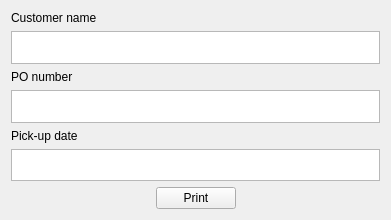
Old version of the form SO_Tag/mainwindow.ui in the repository diaz3618/cppworkspace.
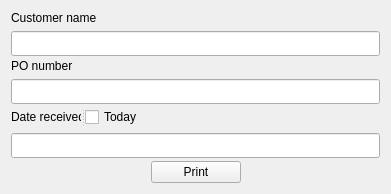
New version of the form.

What changed in the file:
```diff
--- a/SO_Tag/mainwindow.ui
+++ b/SO_Tag/mainwindow.ui
@@ -7,7 +7,7 @@
     <x>0</x>
     <y>0</y>
     <width>391</width>
-    <height>220</height>
+    <height>194</height>
    </rect>
   </property>
   <property name="sizePolicy">
@@ -19,7 +19,7 @@
   <property name="minimumSize">
    <size>
     <width>391</width>
-    <height>220</height>
+    <height>180</height>
    </size>
   </property>
   <property name="maximumSize">
@@ -32,7 +32,7 @@
    <string>SO Tag</string>
   </property>
   <widget class="QWidget" name="centralWidget">
-   <layout class="QHBoxLayout" name="horizontalLayout_2">
+   <layout class="QVBoxLayout" name="verticalLayout">
     <item>
      <layout class="QVBoxLayout" name="verticalLayout_2">
       <item>
@@ -43,18 +43,23 @@
        </widget>
       </item>
       <item>
-       <widget class="QPlainTextEdit" name="customer_input">
-        <property name="inputMethodHints">
-         <set>Qt::ImhNone</set>
+       <widget class="QLineEdit" name="name_input">
+        <property name="minimumSize">
+         <size>
+          <width>0</width>
+          <height>25</height>
+         </size>
         </property>
-        <property name="verticalScrollBarPolicy">
-         <enum>Qt::ScrollBarAlwaysOff</enum>
+        <property name="font">
+         <font>
+          <pointsize>10</pointsize>
+         </font>
         </property>
-        <property name="horizontalScrollBarPolicy">
-         <enum>Qt::ScrollBarAlwaysOff</enum>
+        <property name="maxLength">
+         <number>20</number>
         </property>
-        <property name="tabChangesFocus">
-         <bool>true</bool>
+        <property name="clearButtonEnabled">
+         <bool>false</bool>
         </property>
        </widget>
       </item>
@@ -66,41 +71,64 @@
        </widget>
       </item>
       <item>
-       <widget class="QPlainTextEdit" name="po_input">
-        <property name="inputMethodHints">
-         <set>Qt::ImhDigitsOnly|Qt::ImhPreferNumbers</set>
+       <widget class="QLineEdit" name="po_input">
+        <property name="minimumSize">
+         <size>
+          <width>0</width>
+          <height>25</height>
+         </size>
         </property>
-        <property name="verticalScrollBarPolicy">
-         <enum>Qt::ScrollBarAlwaysOff</enum>
+        <property name="font">
+         <font>
+          <pointsize>10</pointsize>
+         </font>
         </property>
-        <property name="horizontalScrollBarPolicy">
-         <enum>Qt::ScrollBarAlwaysOff</enum>
+        <property name="maxLength">
+         <number>10</number>
         </property>
-        <property name="tabChangesFocus">
-         <bool>true</bool>
-        </property>
        </widget>
       </item>
       <item>
-       <widget class="QLabel" name="label_3">
-        <property name="text">
-         <string>Pick-up date</string>
+       <widget class="QSplitter" name="splitter">
+        <property name="orientation">
+         <enum>Qt::Horizontal</enum>
         </property>
+        <widget class="QLabel" name="label_3">
+         <property name="maximumSize">
+          <size>
+           <width>70</width>
+           <height>16777215</height>
+          </size>
+         </property>
+         <property name="text">
+          <string>Date received</string>
+         </property>
+        </widget>
+        <widget class="QCheckBox" name="checkBox">
+         <property name="text">
+          <string>Today</string>
+         </property>
+        </widget>
        </widget>
       </item>
       <item>
-       <widget class="QPlainTextEdit" name="pickup_input">
-        <property name="inputMethodHints">
-         <set>Qt::ImhNone</set>
+       <widget class="QLineEdit" name="date_input">
+        <property name="minimumSize">
+         <size>
+          <width>0</width>
+          <height>25</height>
+         </size>
         </property>
-        <property name="verticalScrollBarPolicy">
-         <enum>Qt::ScrollBarAlwaysOff</enum>
+        <property name="font">
+         <font>
+          <pointsize>10</pointsize>
+         </font>
         </property>
-        <property name="horizontalScrollBarPolicy">
-         <enum>Qt::ScrollBarAlwaysOff</enum>
+        <property name="cursor">
+         <cursorShape>IBeamCursor</cursorShape>
         </property>
-        <property name="tabChangesFocus">
-         <bool>true</bool>
+        <property name="maxLength">
+         <number>10</number>
         </property>
        </widget>
       </item>
@@ -121,6 +149,12 @@
         </item>
         <item>
          <widget class="QPushButton" name="print_button">
+          <property name="minimumSize">
+           <size>
+            <width>90</width>
+            <height>0</height>
+           </size>
+          </property>
           <property name="text">
            <string>Print</string>
           </property>
```
Left out of the diff: 19 changed lines with no effect on the pictures.
